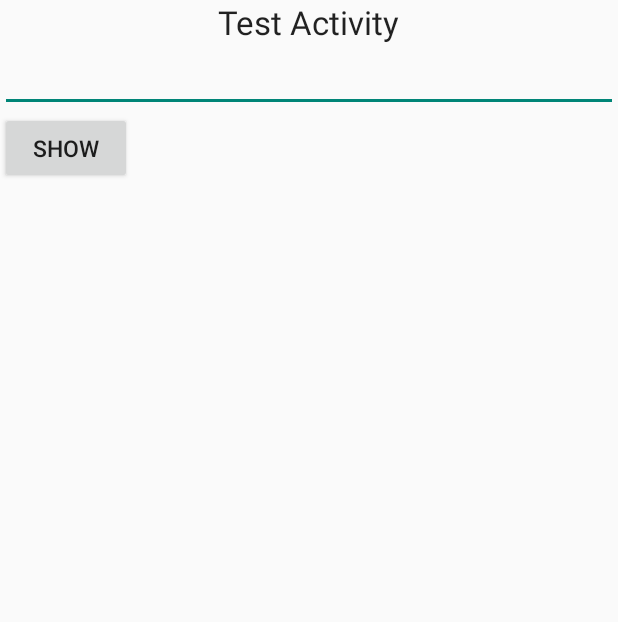
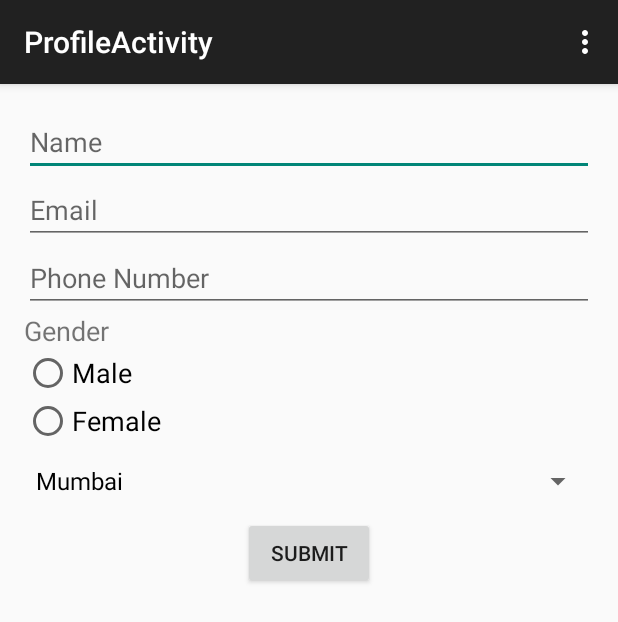
Before and after one commit to KaustubhMalgaonkar/DemoProject, an Android app: the screen it shows after launch (TestActivity before the commit, ProfileActivity after it), on a phone screen of 412 x 824 dp. Shown: the top 622 px of the screen. Run offline under Robolectric (Android 15) with nearby library versions, the phone set to English and light mode, and no system bars.

Commit message:
ProfileActivity

```diff
--- a/app/src/main/AndroidManifest.xml
+++ b/app/src/main/AndroidManifest.xml
@@ -11,8 +11,13 @@
             android:name=".HomeActivity"
             android:label="@string/app_name" >
         </activity>
-    <activity android:name=".TestActivity"
-              android:label="DemoProject">
+        <activity
+            android:name=".TestActivity"
+            android:label="DemoProject" >
+        </activity>
+        <activity
+            android:name=".ProfileActivity"
+            android:label="@string/title_activity_profile" >
           <intent-filter>
             <action android:name="android.intent.action.MAIN" />
             <category android:name="android.intent.category.LAUNCHER" />
--- /dev/null
+++ b/app/src/main/java/demo/com/demoproject/ProfileActivity.java
@@ -0,0 +1,106 @@
+package demo.com.demoproject;
+
+import android.support.v7.app.ActionBarActivity;
+import android.os.Bundle;
+import android.view.Menu;
+import android.view.MenuItem;
+import android.view.View;
+import android.widget.AdapterView;
+import android.widget.ArrayAdapter;
+import android.widget.Button;
+import android.widget.EditText;
+import android.widget.RadioButton;
+import android.widget.RadioGroup;
+import android.widget.Spinner;
+import android.widget.Toast;
+
+
+public class ProfileActivity extends ActionBarActivity implements View.OnClickListener, RadioGroup.OnCheckedChangeListener, AdapterView.OnItemSelectedListener {
+
+  EditText etName,etEmail,etNumber;
+  Spinner spCity;
+  RadioGroup rgGender;
+  RadioButton rdMale,rdFemale;
+  Button btnSubmit;
+  String gender;
+  String city[] = {"Mumbai","Surat","Navi Mumbai","Pune","Thane"};
+
+  @Override
+  protected void onCreate(Bundle savedInstanceState) {
+    super.onCreate(savedInstanceState);
+    setContentView(R.layout.activity_profile);
+
+    etName = (EditText) findViewById(R.id.etName);
+    etEmail = (EditText) findViewById(R.id.etEmail);
+    etNumber = (EditText) findViewById(R.id.etNumber);
+
+    spCity = (Spinner) findViewById(R.id.spCity);
+
+    rgGender = (RadioGroup) findViewById(R.id.rgGender);
+    rgGender.setOnCheckedChangeListener(this);
+
+    rdMale = (RadioButton) findViewById(R.id.rdMale);
+    rdFemale = (RadioButton) findViewById(R.id.rdFemale);
+
+    btnSubmit = (Button) findViewById(R.id.btnSubmit);
+    btnSubmit.setOnClickListener(this);
+
+    ArrayAdapter<String> cityAdapter = new ArrayAdapter<String>(this,android.R.layout.simple_spinner_dropdown_item,city);
+    spCity.setAdapter(cityAdapter);
+    spCity.setOnItemSelectedListener(this);
+  }
+
+
+  @Override
+  public boolean onCreateOptionsMenu(Menu menu) {
+    // Inflate the menu; this adds items to the action bar if it is present.
+    getMenuInflater().inflate(R.menu.menu_profile, menu);
+    return true;
+  }
+
+  @Override
+  public boolean onOptionsItemSelected(MenuItem item) {
+    // Handle action bar item clicks here. The action bar will
+    // automatically handle clicks on the Home/Up button, so long
+    // as you specify a parent activity in AndroidManifest.xml.
+    int id = item.getItemId();
+
+    //noinspection SimplifiableIfStatement
+    if (id == R.id.action_settings) {
+      return true;
+    }
+
+    return super.onOptionsItemSelected(item);
+  }
+
+  @Override
+  public void onClick(View v) {
+    switch (v.getId()){
+      case R.id.btnSubmit:
+        Toast.makeText(getApplicationContext(),gender,Toast.LENGTH_LONG).show();
+        break;
+    }
+  }
+
+  @Override
+  public void onCheckedChanged(RadioGroup group, int checkedId) {
+     switch (checkedId){
+      case R.id.rdMale:
+        gender = "Male";
+        break;
+      case R.id.rdFemale:
+        gender = "Female";
+        break;
+    }
+  }
+
+  @Override
+  public void onItemSelected(AdapterView<?> parent, View view, int position, long id) {
+    Toast.makeText(getApplicationContext(),city[position],Toast.LENGTH_LONG).show();
+  }
+
+  @Override
+  public void onNothingSelected(AdapterView<?> parent) {
+
+  }
+}
--- /dev/null
+++ b/app/src/main/res/layout/activity_profile.xml
@@ -0,0 +1,76 @@
+<RelativeLayout xmlns:android="http://schemas.android.com/apk/res/android"
+                xmlns:tools="http://schemas.android.com/tools"
+                android:layout_width="match_parent"
+                android:layout_height="match_parent"
+                android:paddingLeft="@dimen/activity_horizontal_margin"
+                android:paddingRight="@dimen/activity_horizontal_margin"
+                android:paddingTop="@dimen/activity_vertical_margin"
+                android:paddingBottom="@dimen/activity_vertical_margin"
+                tools:context="demo.com.demoproject.ProfileActivity">
+
+  <EditText
+      android:id="@+id/etName"
+      android:layout_width="match_parent"
+      android:layout_height="wrap_content"
+      android:hint="@string/name"/>
+
+  <EditText
+      android:id="@+id/etEmail"
+      android:layout_width="match_parent"
+      android:layout_height="wrap_content"
+      android:hint="@string/email"
+      android:layout_below="@+id/etName"/>
+
+  <EditText
+      android:id="@+id/etNumber"
+      android:layout_width="match_parent"
+      android:layout_height="wrap_content"
+      android:hint="@string/number"
+      android:layout_below="@+id/etEmail"/>
+
+  <TextView
+      android:id="@+id/txtGender"
+      android:layout_width="wrap_content"
+      android:layout_height="wrap_content"
+      android:text="@string/gender"
+      android:textSize="18sp"
+      android:layout_below="@+id/etNumber"/>
+
+  <RadioGroup
+      android:id="@+id/rgGender"
+      android:layout_width="wrap_content"
+      android:layout_height="wrap_content"
+      android:layout_below="@+id/txtGender">
+
+    <RadioButton
+        android:id="@+id/rdMale"
+        android:layout_width="wrap_content"
+        android:layout_height="wrap_content"
+        android:text="@string/male"
+        android:textSize="18sp"/>
+
+    <RadioButton
+        android:id="@+id/rdFemale"
+        android:layout_width="wrap_content"
+        android:layout_height="wrap_content"
+        android:text="@string/female"
+        android:textSize="18sp"/>
+
+  </RadioGroup>
+
+  <Spinner
+      android:id="@+id/spCity"
+      android:layout_width="match_parent"
+      android:layout_height="wrap_content"
+      android:layout_below="@+id/rgGender"
+      android:entries="@array/city_array"></Spinner>
+
+  <Button
+      android:id="@+id/btnSubmit"
+      android:layout_width="wrap_content"
+      android:layout_height="wrap_content"
+      android:text="@string/submit"
+      android:layout_below="@+id/spCity"
+      android:layout_centerHorizontal="true"/>
+
+</RelativeLayout>
--- /dev/null
+++ b/app/src/main/res/menu/menu_profile.xml
@@ -0,0 +1,9 @@
+<menu xmlns:android="http://schemas.android.com/apk/res/android"
+      xmlns:app="http://schemas.android.com/apk/res-auto"
+      xmlns:tools="http://schemas.android.com/tools"
+      tools:context="demo.com.demoproject.ProfileActivity">
+  <item android:id="@+id/action_settings"
+        android:title="@string/action_settings"
+        android:orderInCategory="100"
+        app:showAsAction="never"/>
+</menu>
--- a/app/src/main/res/values/arrays.xml
+++ b/app/src/main/res/values/arrays.xml
@@ -6,4 +6,13 @@
     <item>Urmila</item>
   </string-array>
 
+  <string-array name="city_array">
+    <item>Mumbai</item>
+    <item>Navi Mumbai</item>
+    <item>Pune</item>
+    <item>Surat</item>
+    <item>Chennai</item>
+    <item>Delhi</item>
+  </string-array>
+
 </resources>
--- a/app/src/main/res/values/strings.xml
+++ b/app/src/main/res/values/strings.xml
@@ -3,4 +3,14 @@
 
   <string name="hello_world">Home Activity</string>
   <string name="action_settings">Settings</string>
+  <string name="title_activity_profile">ProfileActivity</string>
+
+  <string name="name">Name</string>
+  <string name="email">Email</string>
+  <string name="number">Phone Number</string>
+  <string name="gender">Gender</string>
+  <string name="city">City</string>
+  <string name="male">Male</string>
+  <string name="female">Female</string>
+  <string name="submit">Submit</string>
 </resources>
```
Lines whose indentation alone changed are shown as unchanged.
